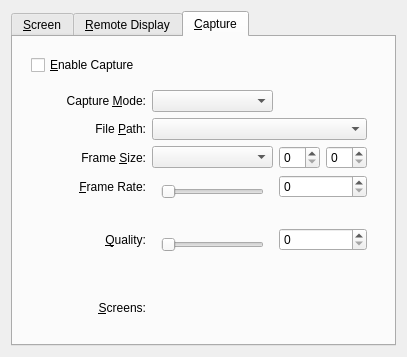
Before: the Qt Designer form vbox/src/VBox/Frontends/VirtualBox/src/settings/machine/UIMachineSettingsDisplay.ui in jljuxgm/vboxgit, drawn with Qt 5.
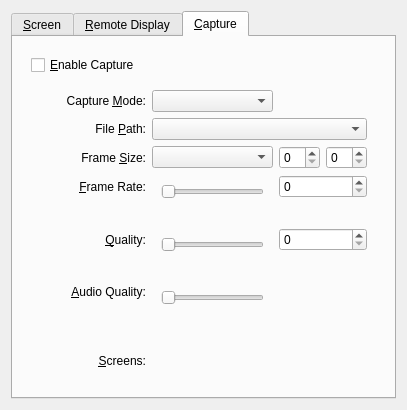
After: the same form once the commit is applied. The open tabs and pages were chosen to show the change. Custom widgets are drawn as their Qt base class.

Commit message:
commit_73134 ------------------------------------------------------------------------ r73134 | vboxsync | 2018-07-15 04:23:03 +0800 (Sun, 15 Jul 2018) | 1 line
FE/Qt: bugref:9012 Implementing a widget for video capture option ac_profile
------------------------------------------------------------------------

Diff of the .ui file:
```diff
--- a/vbox/src/VBox/Frontends/VirtualBox/src/settings/machine/UIMachineSettingsDisplay.ui
+++ b/vbox/src/VBox/Frontends/VirtualBox/src/settings/machine/UIMachineSettingsDisplay.ui
@@ -663,10 +663,77 @@
                </property>
               </widget>
              </item>
-             <item row="7" column="1">
+              <item row="7" column="0">
+              <widget class="QLabel" name="m_pAudioCaptureQualityLabel">
+               <property name="text">
+                <string>&amp;Audio Quality:</string>
+               </property>
+               <property name="alignment">
+                <set>Qt::AlignRight|Qt::AlignTrailing|Qt::AlignVCenter</set>
+               </property>
+               <property name="buddy">
+                <cstring>m_pSliderAudioCaptureQuality</cstring>
+               </property>
+              </widget>
+             </item>
+             <item row="7" column="1" rowspan="2">
+              <widget class="QWidget" name="m_pContainerSliderAudioCaptureQuality">
+               <layout class="QGridLayout" name="m_pContainerLayoutSliderAudioCaptureQuality">
+                <property name="spacing">
+                 <number>0</number>
+                </property>
+                <item row="0" column="0" colspan="5">
+                 <widget class="QIAdvancedSlider" name="m_pSliderAudioCaptureQuality">
+                  <property name="whatsThis">
+                   <string>Controls the &lt;b>quality&lt;/b>. Increasing this value will make the video look better at the cost of an increased file size.</string>
+                  </property>
+                  <property name="orientation">
+                   <enum>Qt::Horizontal</enum>
+                  </property>
+                 </widget>
+                </item>
+                <item row="1" column="0">
+                 <widget class="QLabel" name="m_pLabelAudioCaptureQualityMin"/>
+                </item>
+                <item row="1" column="1">
+                 <spacer name="m_pStretchAudioCaptureQualityLeft">
+                  <property name="orientation">
+                   <enum>Qt::Horizontal</enum>
+                  </property>
+                  <property name="sizeHint" stdset="0">
+                   <size>
+                    <width>0</width>
+                    <height>0</height>
+                   </size>
+                  </property>
+                 </spacer>
+                </item>
+                <item row="1" column="2">
+                 <widget class="QLabel" name="m_pLabelAudioCaptureQualityMed"/>
+                </item>
+                <item row="1" column="3">
+                 <spacer name="m_pStretchAudioCaptureQualityRight">
+                  <property name="orientation">
+                   <enum>Qt::Horizontal</enum>
+                  </property>
+                  <property name="sizeHint" stdset="0">
+                   <size>
+                    <width>0</width>
+                    <height>0</height>
+                   </size>
+                  </property>
+                 </spacer>
+                </item>
+                <item row="1" column="4">
+                 <widget class="QLabel" name="m_pLabelAudioCaptureQualityMax"/>
+                </item>
+               </layout>
+              </widget>
+             </item>
+             <item row="9" column="1">
               <widget class="QLabel" name="m_pLabelVideoCaptureSizeHint"/>
              </item>
-             <item row="8" column="0">
+             <item row="10" column="0">
               <widget class="QLabel" name="m_pLabelVideoCaptureScreens">
                <property name="text">
                 <string>&amp;Screens:</string>
@@ -679,7 +746,7 @@
                </property>
               </widget>
              </item>
-             <item row="8" column="1" colspan="3">
+             <item row="10" column="1" colspan="3">
               <widget class="UIFilmContainer" name="m_pScrollerVideoCaptureScreens">
                <property name="whatsThis">
                 <string></string>
```
The commit also changes 2 other files.
